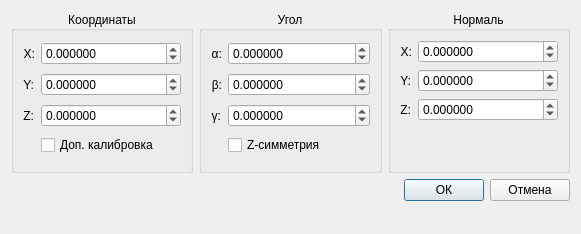
Qt form src/Dialogs/TaskPoints/cmovebottaskdialog.ui (ncPUMA/FanucBotGui) before a commit.
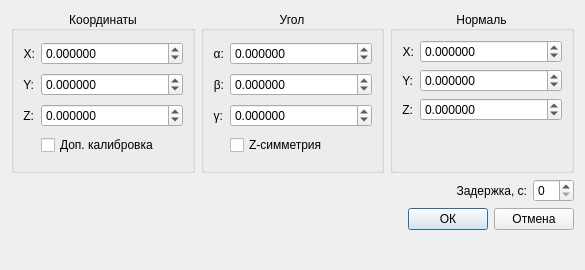
The same form after that commit.

Commit message: Changed delay in task dialogs

Patch:
```diff
--- a/src/Dialogs/TaskPoints/cmovebottaskdialog.ui
+++ b/src/Dialogs/TaskPoints/cmovebottaskdialog.ui
@@ -6,8 +6,8 @@
    <rect>
     <x>0</x>
     <y>0</y>
-    <width>581</width>
-    <height>234</height>
+    <width>585</width>
+    <height>270</height>
    </rect>
   </property>
   <property name="windowTitle">
@@ -369,6 +369,55 @@
      </item>
     </layout>
    </item>
+   <item>
+    <layout class="QHBoxLayout" name="horizontalLayout_6">
+     <item>
+      <spacer name="horizontalSpacer_2">
+       <property name="orientation">
+        <enum>Qt::Horizontal</enum>
+       </property>
+       <property name="sizeHint" stdset="0">
+        <size>
+         <width>40</width>
+         <height>20</height>
+        </size>
+       </property>
+      </spacer>
+     </item>
+     <item>
+      <widget class="QLabel" name="labelDelay">
+       <property name="sizePolicy">
+        <sizepolicy hsizetype="Maximum" vsizetype="Preferred">
+         <horstretch>0</horstretch>
+         <verstretch>0</verstretch>
+        </sizepolicy>
+       </property>
+       <property name="text">
+        <string>Задержка, с:</string>
+       </property>
+       <property name="alignment">
+        <set>Qt::AlignRight|Qt::AlignTrailing|Qt::AlignVCenter</set>
+       </property>
+      </widget>
+     </item>
+     <item>
+      <widget class="QDoubleSpinBox" name="dsbDelay">
+       <property name="decimals">
+        <number>0</number>
+       </property>
+       <property name="minimum">
+        <double>0.000000000000000</double>
+       </property>
+       <property name="maximum">
+        <double>60.000000000000000</double>
+       </property>
+       <property name="singleStep">
+        <double>1.000000000000000</double>
+       </property>
+      </widget>
+     </item>
+    </layout>
+   </item>
    <item>
     <layout class="QHBoxLayout" name="horizontalLayout_3">
      <item>
```
The commit also changes 6 other files.
